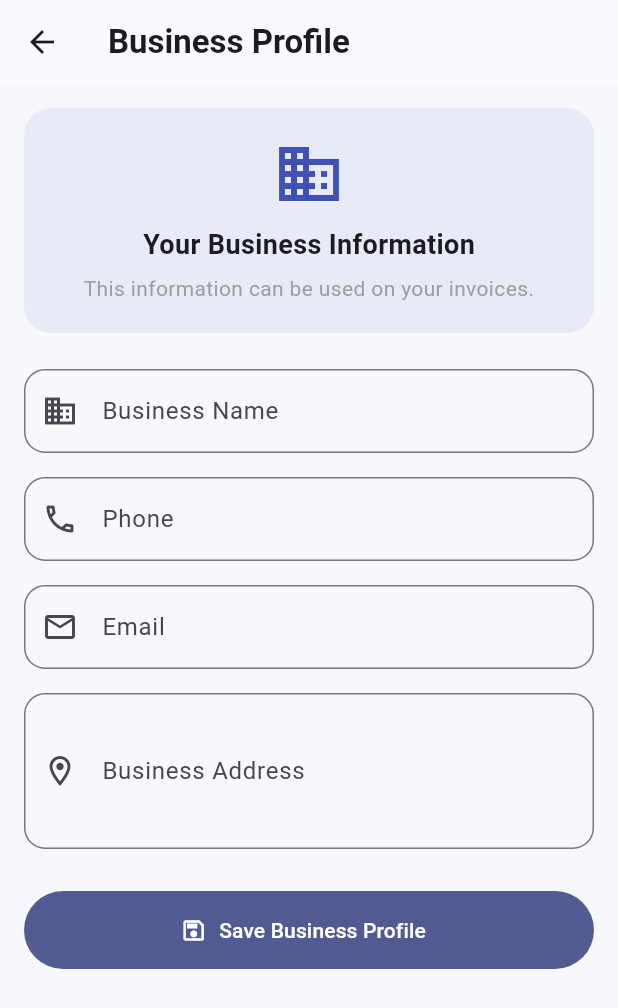
After one commit to MuhammadSirajShah/Invoice-Bill-Maker-, a Flutter app: the screen it shows after launch, after a tap on the "business" icon, on a phone screen of 412 x 824 dp. The commit adds this screen. Shown: the top 1008 px of the screen. Run offline on Flutter 3.47's test engine with Material 3 defaults, Android fonts, the phone set to English and light mode, and no system bars; our stand-ins replace pdf, share_plus, shared_preferences.

Commit message:
Update project

```diff
--- /dev/null
+++ b/lib/models/business_model.dart
@@ -0,0 +1,33 @@
+class BusinessModel {
+  final String businessName;
+  final String phone;
+  final String email;
+  final String address;
+
+  BusinessModel({
+    required this.businessName,
+    required this.phone,
+    required this.email,
+    required this.address,
+  });
+
+  Map<String, dynamic> toJson() {
+    return {
+      'businessName': businessName,
+      'phone': phone,
+      'email': email,
+      'address': address,
+    };
+  }
+
+  factory BusinessModel.fromJson(
+      Map<String, dynamic> json,
+      ) {
+    return BusinessModel(
+      businessName: json['businessName'] ?? '',
+      phone: json['phone'] ?? '',
+      email: json['email'] ?? '',
+      address: json['address'] ?? '',
+    );
+  }
+}
--- /dev/null
+++ b/lib/screens/business_profile_screen.dart
@@ -0,0 +1,280 @@
+import 'package:flutter/material.dart';
+
+import '../models/business_model.dart';
+import '../services/business_storage_service.dart';
+
+class BusinessProfileScreen extends StatefulWidget {
+  const BusinessProfileScreen({super.key});
+
+  @override
+  State<BusinessProfileScreen> createState() =>
+      _BusinessProfileScreenState();
+}
+
+class _BusinessProfileScreenState
+    extends State<BusinessProfileScreen> {
+  final TextEditingController businessNameController =
+  TextEditingController();
+
+  final TextEditingController phoneController =
+  TextEditingController();
+
+  final TextEditingController emailController =
+  TextEditingController();
+
+  final TextEditingController addressController =
+  TextEditingController();
+
+  bool isLoading = true;
+  bool isSaving = false;
+
+  @override
+  void initState() {
+    super.initState();
+
+    _loadBusiness();
+  }
+
+  @override
+  void dispose() {
+    businessNameController.dispose();
+    phoneController.dispose();
+    emailController.dispose();
+    addressController.dispose();
+
+    super.dispose();
+  }
+
+  Future<void> _loadBusiness() async {
+    final business =
+    await BusinessStorageService.getBusiness();
+
+    if (!mounted) {
+      return;
+    }
+
+    if (business != null) {
+      businessNameController.text =
+          business.businessName;
+
+      phoneController.text =
+          business.phone;
+
+      emailController.text =
+          business.email;
+
+      addressController.text =
+          business.address;
+    }
+
+    setState(() {
+      isLoading = false;
+    });
+  }
+
+  Future<void> _saveBusiness() async {
+    if (businessNameController.text.trim().isEmpty) {
+      ScaffoldMessenger.of(context).showSnackBar(
+        const SnackBar(
+          content: Text(
+            'Please enter your business name.',
+          ),
+        ),
+      );
+
+      return;
+    }
+
+    setState(() {
+      isSaving = true;
+    });
+
+    final business = BusinessModel(
+      businessName:
+      businessNameController.text.trim(),
+      phone: phoneController.text.trim(),
+      email: emailController.text.trim(),
+      address: addressController.text.trim(),
+    );
+
+    await BusinessStorageService.saveBusiness(
+      business,
+    );
+
+    if (!mounted) {
+      return;
+    }
+
+    setState(() {
+      isSaving = false;
+    });
+
+    ScaffoldMessenger.of(context).showSnackBar(
+      const SnackBar(
+        content: Text(
+          'Business profile saved successfully.',
+        ),
+      ),
+    );
+  }
+
+  InputDecoration _inputDecoration({
+    required String label,
+    required IconData icon,
+  }) {
+    return InputDecoration(
+      labelText: label,
+      prefixIcon: Icon(icon),
+      border: OutlineInputBorder(
+        borderRadius: BorderRadius.circular(14),
+      ),
+    );
+  }
+
+  @override
+  Widget build(BuildContext context) {
+    return Scaffold(
+      appBar: AppBar(
+        title: const Text(
+          'Business Profile',
+          style: TextStyle(
+            fontWeight: FontWeight.bold,
+          ),
+        ),
+      ),
+      body: isLoading
+          ? const Center(
+        child: CircularProgressIndicator(),
+      )
+          : SingleChildScrollView(
+        padding: const EdgeInsets.all(16),
+        child: Column(
+          crossAxisAlignment:
+          CrossAxisAlignment.start,
+          children: [
+            Container(
+              width: double.infinity,
+              padding: const EdgeInsets.all(20),
+              decoration: BoxDecoration(
+                color: Colors.indigo
+                    .withValues(alpha: 0.08),
+                borderRadius:
+                BorderRadius.circular(18),
+              ),
+              child: const Column(
+                children: [
+                  Icon(
+                    Icons.business,
+                    size: 48,
+                    color: Colors.indigo,
+                  ),
+                  SizedBox(height: 10),
+                  Text(
+                    'Your Business Information',
+                    style: TextStyle(
+                      fontSize: 18,
+                      fontWeight: FontWeight.bold,
+                    ),
+                  ),
+                  SizedBox(height: 6),
+                  Text(
+                    'This information can be used on your invoices.',
+                    textAlign: TextAlign.center,
+                    style: TextStyle(
+                      color: Colors.grey,
+                    ),
+                  ),
+                ],
+              ),
+            ),
+
+            const SizedBox(height: 24),
+
+            TextField(
+              controller:
+              businessNameController,
+              textInputAction:
+              TextInputAction.next,
+              decoration: _inputDecoration(
+                label: 'Business Name',
+                icon: Icons.business_outlined,
+              ),
+            ),
+
+            const SizedBox(height: 16),
+
+            TextField(
+              controller: phoneController,
+              keyboardType:
+              TextInputType.phone,
+              textInputAction:
+              TextInputAction.next,
+              decoration: _inputDecoration(
+                label: 'Phone',
+                icon: Icons.phone_outlined,
+              ),
+            ),
+
+            const SizedBox(height: 16),
+
+            TextField(
+              controller: emailController,
+              keyboardType:
+              TextInputType.emailAddress,
+              textInputAction:
+              TextInputAction.next,
+              decoration: _inputDecoration(
+                label: 'Email',
+                icon: Icons.email_outlined,
+              ),
+            ),
+
+            const SizedBox(height: 16),
+
+            TextField(
+              controller: addressController,
+              maxLines: 3,
+              textInputAction:
+              TextInputAction.done,
+              decoration: _inputDecoration(
+                label: 'Business Address',
+                icon: Icons.location_on_outlined,
+              ),
+            ),
+
+            const SizedBox(height: 28),
+
+            SizedBox(
+              width: double.infinity,
+              height: 52,
+              child: FilledButton.icon(
+                onPressed:
+                isSaving
+                    ? null
+                    : _saveBusiness,
+                icon: isSaving
+                    ? const SizedBox(
+                  width: 20,
+                  height: 20,
+                  child:
+                  CircularProgressIndicator(
+                    strokeWidth: 2,
+                    color: Colors.white,
+                  ),
+                )
+                    : const Icon(
+                  Icons.save_outlined,
+                ),
+                label: Text(
+                  isSaving
+                      ? 'Saving...'
+                      : 'Save Business Profile',
+                ),
+              ),
+            ),
+          ],
+        ),
+      ),
+    );
+  }
+}
--- a/lib/screens/home_screen.dart
+++ b/lib/screens/home_screen.dart
@@ -2,6 +2,7 @@ import 'package:flutter/material.dart';
 
 import '../models/invoice_model.dart';
 import '../services/invoice_storage_service.dart';
+import 'business_profile_screen.dart';
 import 'create_invoice_screen.dart';
 import 'customers_screen.dart';
 import 'invoice_preview_screen.dart';
@@ -60,6 +61,16 @@ class _HomeScreenState extends State<HomeScreen> {
     );
   }
 
+  Future<void> _openBusinessProfile() async {
+    await Navigator.push(
+      context,
+      MaterialPageRoute(
+        builder: (context) =>
+        const BusinessProfileScreen(),
+      ),
+    );
+  }
+
   @override
   Widget build(BuildContext context) {
     return Scaffold(
@@ -78,9 +89,10 @@ class _HomeScreenState extends State<HomeScreen> {
             ),
           ),
           IconButton(
-            onPressed: () {},
+            onPressed: _openBusinessProfile,
+            tooltip: 'Business Profile',
             icon: const Icon(
-              Icons.settings_outlined,
+              Icons.business_outlined,
             ),
           ),
         ],
@@ -187,7 +199,8 @@ class _HomeScreenState extends State<HomeScreen> {
                 Expanded(
                   child: _StatCard(
                     title: 'Paid Revenue',
-                    value: '\$${paidRevenue.toStringAsFixed(2)}',
+                    value:
+                    '\$${paidRevenue.toStringAsFixed(2)}',
                     icon: Icons.payments_outlined,
                   ),
                 ),
@@ -250,6 +263,48 @@ class _HomeScreenState extends State<HomeScreen> {
               ),
 
             const SizedBox(height: 24),
+
+            // Business Profile
+            Card(
+              elevation: 0,
+              child: ListTile(
+                contentPadding:
+                const EdgeInsets.symmetric(
+                  horizontal: 16,
+                  vertical: 6,
+                ),
+                leading: Container(
+                  width: 46,
+                  height: 46,
+                  decoration: BoxDecoration(
+                    color: Colors.indigo.withValues(
+                      alpha: 0.1,
+                    ),
+                    borderRadius:
+                    BorderRadius.circular(12),
+                  ),
+                  child: const Icon(
+                    Icons.business_outlined,
+                    color: Colors.indigo,
+                  ),
+                ),
+                title: const Text(
+                  'Business Profile',
+                  style: TextStyle(
+                    fontWeight: FontWeight.bold,
+                  ),
+                ),
+                subtitle: const Text(
+                  'Manage your business information',
+                ),
+                trailing: const Icon(
+                  Icons.chevron_right,
+                ),
+                onTap: _openBusinessProfile,
+              ),
+            ),
+
+            const SizedBox(height: 8),
           ],
         ),
       ),
@@ -384,7 +439,8 @@ class _InvoiceCard extends StatelessWidget {
             Row(
               children: [
                 Container(
-                  padding: const EdgeInsets.symmetric(
+                  padding:
+                  const EdgeInsets.symmetric(
                     horizontal: 8,
                     vertical: 3,
                   ),
--- /dev/null
+++ b/lib/services/business_storage_service.dart
@@ -0,0 +1,46 @@
+import 'dart:convert';
+
+import 'package:shared_preferences/shared_preferences.dart';
+
+import '../models/business_model.dart';
+
+class BusinessStorageService {
+  static const String _businessKey = 'business_profile';
+
+  static Future<BusinessModel?> getBusiness() async {
+    final prefs = await SharedPreferences.getInstance();
+
+    final businessJson =
+    prefs.getString(_businessKey);
+
+    if (businessJson == null ||
+        businessJson.isEmpty) {
+      return null;
+    }
+
+    final Map<String, dynamic> json =
+    jsonDecode(businessJson);
+
+    return BusinessModel.fromJson(json);
+  }
+
+  static Future<void> saveBusiness(
+      BusinessModel business,
+      ) async {
+    final prefs = await SharedPreferences.getInstance();
+
+    final businessJson =
+    jsonEncode(business.toJson());
+
+    await prefs.setString(
+      _businessKey,
+      businessJson,
+    );
+  }
+
+  static Future<void> clearBusiness() async {
+    final prefs = await SharedPreferences.getInstance();
+
+    await prefs.remove(_businessKey);
+  }
+}
```
